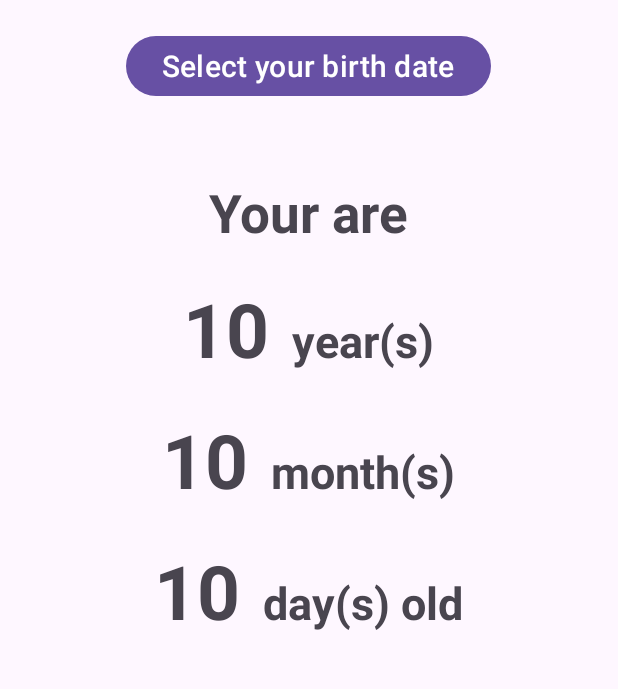
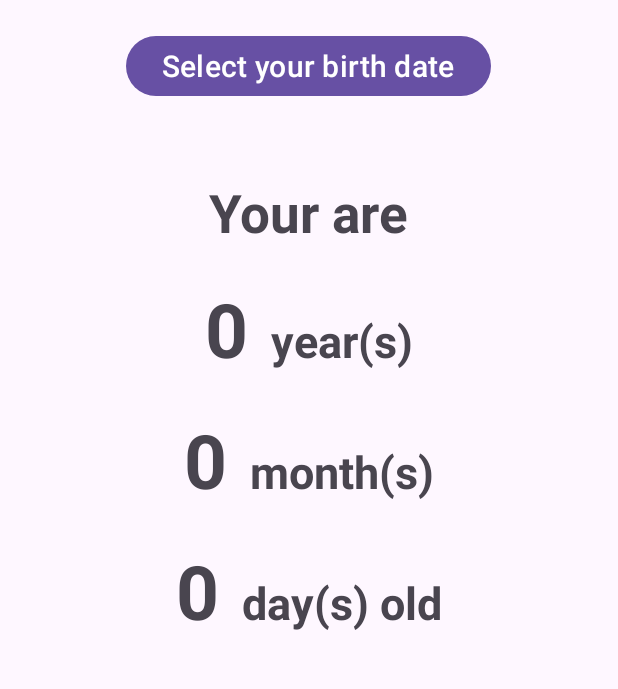
Before and after one commit to mimtiaze/age-calculator, an Android app: the screen it shows after launch (MainActivity), on a phone screen of 412 x 824 dp, the part 82-771 px from its top. Run offline under Robolectric (Android 15) with nearby library versions, the phone set to English and light mode, and no system bars.

Commit message:
Final touch

```diff
--- a/app/src/main/java/com/mimtiaze/agecalculator/MainActivity.kt
+++ b/app/src/main/java/com/mimtiaze/agecalculator/MainActivity.kt
@@ -6,6 +6,7 @@ import android.os.Bundle
 import android.view.View
 import android.widget.Button
 import android.widget.DatePicker
+import android.widget.TextView
 import android.widget.Toast
 import java.util.Calendar
 import java.util.Date
@@ -16,6 +17,9 @@ class MainActivity : AppCompatActivity(), DatePickerDialog.OnDateSetListener {
     private val year = todayCal.get(Calendar.YEAR)
     private val month = todayCal.get(Calendar.MONTH)
     private val day = todayCal.get(Calendar.DAY_OF_MONTH)
+    private lateinit var dateYear: TextView
+    private lateinit var dateMonth: TextView
+    private lateinit var dateDay: TextView
 
     override fun onCreate(savedInstanceState: Bundle?) {
         super.onCreate(savedInstanceState)
@@ -25,6 +29,10 @@ class MainActivity : AppCompatActivity(), DatePickerDialog.OnDateSetListener {
 
     private fun init() {
         val bDayButton : Button = findViewById(R.id.bdayButton)
+        dateYear = findViewById(R.id.dateYear)
+        dateMonth = findViewById(R.id.dateMonth)
+        dateDay = findViewById(R.id.dateDays)
+
         bDayButton.setOnClickListener(View.OnClickListener {
             createDatePicker()
         })
@@ -42,6 +50,10 @@ class MainActivity : AppCompatActivity(), DatePickerDialog.OnDateSetListener {
         var passedMonth = month - selectedMonth
         var passedDay = day - selectedDayOfMonth
 
+        dateYear.text = passedYear.toString()
+        dateMonth.text = passedMonth.toString()
+        dateDay.text = passedDay.toString()
+
         Toast.makeText(this, "Your are $passedYear years, $passedMonth months, $passedDay days old", Toast.LENGTH_SHORT).show()
     }
 }
--- a/app/src/main/res/layout/activity_main.xml
+++ b/app/src/main/res/layout/activity_main.xml
@@ -43,9 +43,9 @@
             android:id="@+id/dateYear"
             android:layout_width="wrap_content"
             android:layout_height="wrap_content"
+            android:text="0"
             android:textSize="50sp"
-            android:textStyle="bold"
-            android:text="10"/>
+            android:textStyle="bold" />
 
         <TextView
             android:layout_width="wrap_content"
@@ -69,7 +69,7 @@
             android:layout_height="wrap_content"
             android:textSize="50sp"
             android:textStyle="bold"
-            android:text="10"/>
+            android:text="0"/>
 
         <TextView
             android:layout_width="wrap_content"
@@ -93,7 +93,7 @@
             android:layout_height="wrap_content"
             android:textSize="50sp"
             android:textStyle="bold"
-            android:text="10"/>
+            android:text="0"/>
 
         <TextView
             android:layout_width="wrap_content"
```
